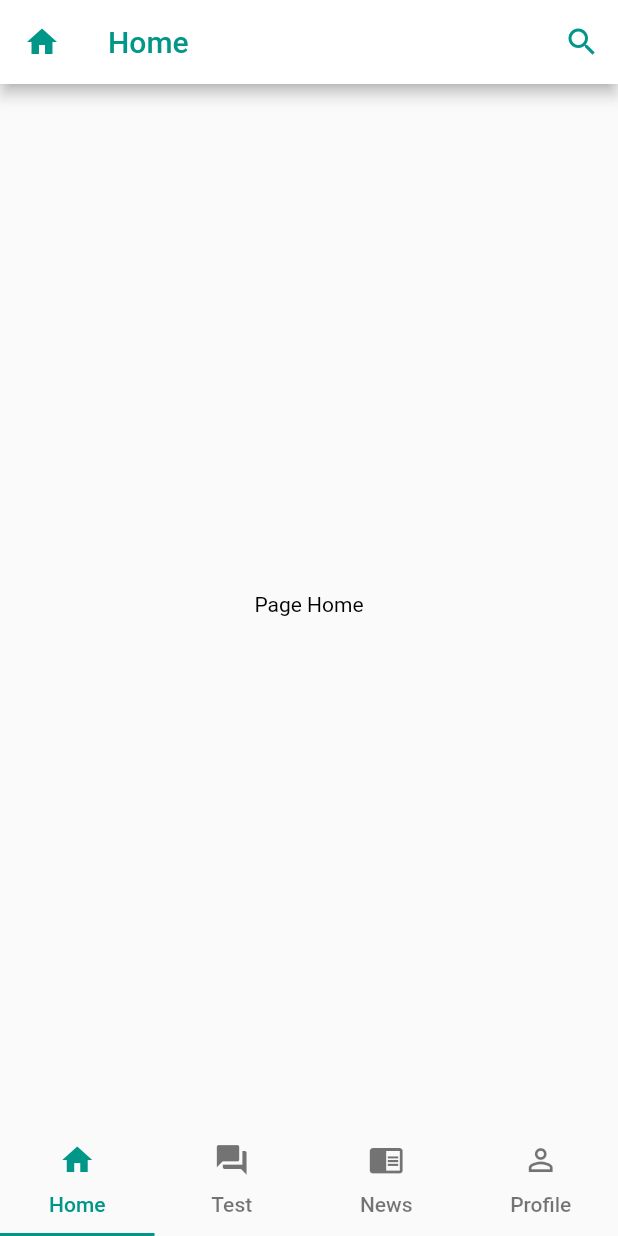
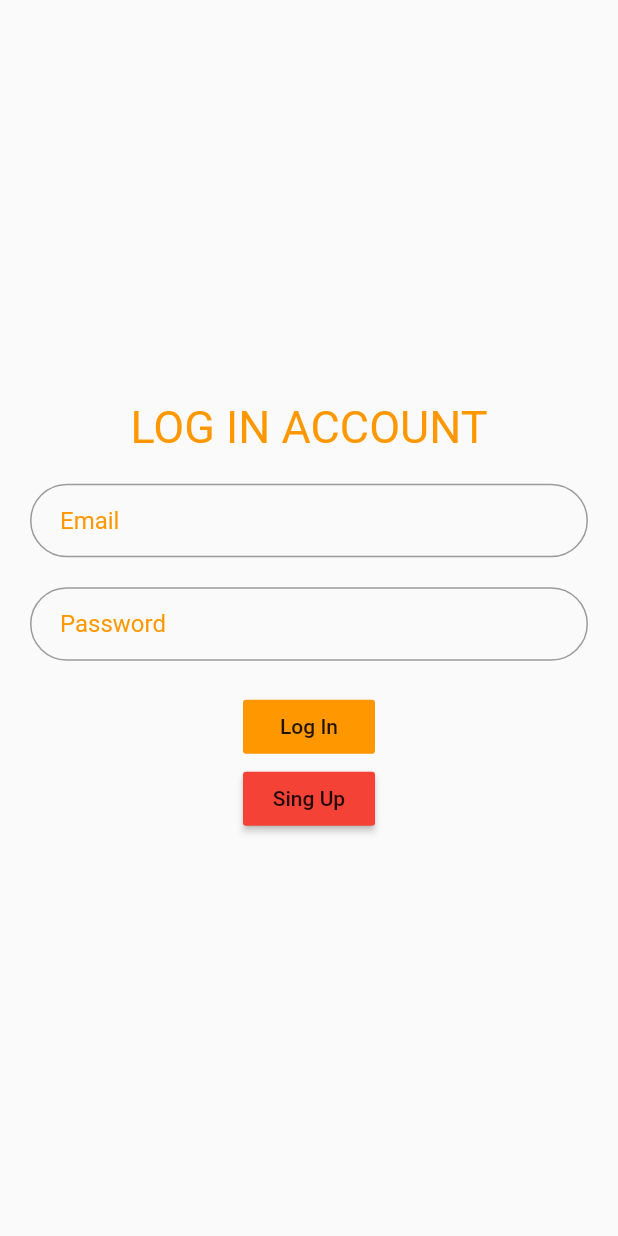
Before and after one commit to ChepChanSeyha/info_me_mobile, a Flutter app: the screen it shows after launch, on a phone screen of 412 x 824 dp. Run offline on Flutter 3.47's test engine with Material 2 defaults, Android fonts, the phone set to English and light mode, and no system bars.

Commit message:
add login & sign up

```diff
--- /dev/null
+++ b/lib/Authorization/login.dart
@@ -0,0 +1,106 @@
+import 'package:flutter/material.dart';
+import 'package:info_me_mobile/Bottom_Navigation_Bar/buttom_nav.dart';
+import 'Singup.dart';
+
+class LoginScreen extends StatelessWidget {
+  @override
+  Widget build(BuildContext context) {
+    // TODO: implement build
+    return Scaffold(
+      body: Center(
+        child: Column(
+          crossAxisAlignment: CrossAxisAlignment.center,
+          mainAxisAlignment: MainAxisAlignment.center,
+          children: <Widget>[
+            Container(
+              padding: EdgeInsets.all(20),
+              child: Column(
+                children: <Widget>[
+                  Text(
+                    'LOG IN ACCOUNT',
+                    style: TextStyle(
+                      fontSize: 30,
+                      fontStyle: FontStyle.normal,
+                      color: Colors.orange,
+                    ),
+                  ),
+                  SizedBox(
+                    height: 20,
+                  ),
+                  TextField(
+                    obscureText: false,
+                    decoration: InputDecoration(
+                      contentPadding:
+                          EdgeInsets.fromLTRB(20.0, 15.0, 20.0, 15.0),
+                      hintText: "Email",
+                      hintStyle: TextStyle(
+                        color: Colors.orange,
+                      ),
+                      border: OutlineInputBorder(
+                        borderRadius: BorderRadius.circular(32.0),
+                      ),
+                    ),
+                  ),
+                  SizedBox(
+                    height: 20,
+                  ),
+                  TextField(
+                    style: TextStyle(
+                      color: Colors.orange,
+                    ),
+                    obscureText: true,
+                    decoration: InputDecoration(
+                      contentPadding:
+                          EdgeInsets.fromLTRB(20.0, 15.0, 20.0, 15.0),
+                      hintText: "Password",
+                      hintStyle: TextStyle(
+                        color: Colors.orange,
+                      ),
+                      border: OutlineInputBorder(
+                        borderRadius: BorderRadius.circular(32.0),
+                      ),
+                    ),
+                  ),
+                  SizedBox(
+                    height: 20,
+                  ),
+                  FlatButton(
+                    color: Colors.orange,
+                    child: Column(
+                      crossAxisAlignment: CrossAxisAlignment.center,
+                      mainAxisAlignment: MainAxisAlignment.center,
+                      children: <Widget>[
+                        Text('Log In'),
+                      ],
+                    ),
+                    onPressed: () {
+                      Navigator.push(context, MaterialPageRoute(builder: (context) => ButtonNavigationBar(),),);
+                    },
+                  ),
+                  RaisedButton(
+                    color: Colors.red,
+                    child: Column(
+                      crossAxisAlignment: CrossAxisAlignment.center,
+                      mainAxisAlignment: MainAxisAlignment.center,
+                      children: <Widget>[
+                        Text('Sing Up'),
+                      ],
+                    ),
+                    onPressed: () {
+                      Navigator.push(
+                        context,
+                        MaterialPageRoute(
+                          builder: (context) => SingUpScreen(),
+                        ),
+                      );
+                    },
+                  )
+                ],
+              ),
+            )
+          ],
+        ),
+      ),
+    );
+  }
+}
--- a/lib/main.dart
+++ b/lib/main.dart
@@ -1,14 +1,16 @@
 import 'package:flutter/material.dart';
+import 'Authorization/login.dart';
 import 'Bottom_Navigation_Bar/buttom_nav.dart';
 
-void main() => runApp(MyApp());
+void main() => runApp(MyApp()); //this is a root of widget tree that call class MyApp() for run
 
 class MyApp extends StatelessWidget {
+  //this class MyApp : in this class will call class ButtonNavigationBar()
   @override
   Widget build(BuildContext context) {
     // TODO: implement build
     return MaterialApp(
-      home: ButtonNavigationBar(),
+      home: LoginScreen(),
     );
   }
 
```
Also changed, not shown: lib/Authorization/Singup.dart (added, +112 -0 lines), lib/screen/home.dart (+44 -20 lines), lib/screen/news.dart (+11 -6 lines), lib/screen/profile.dart (+40 -12 lines), lib/screen/test.dart (+15 -7 lines), lib/widget/searchWidget.dart (added, +10 -0 lines), pubspec.yaml (+2 -50 lines).
